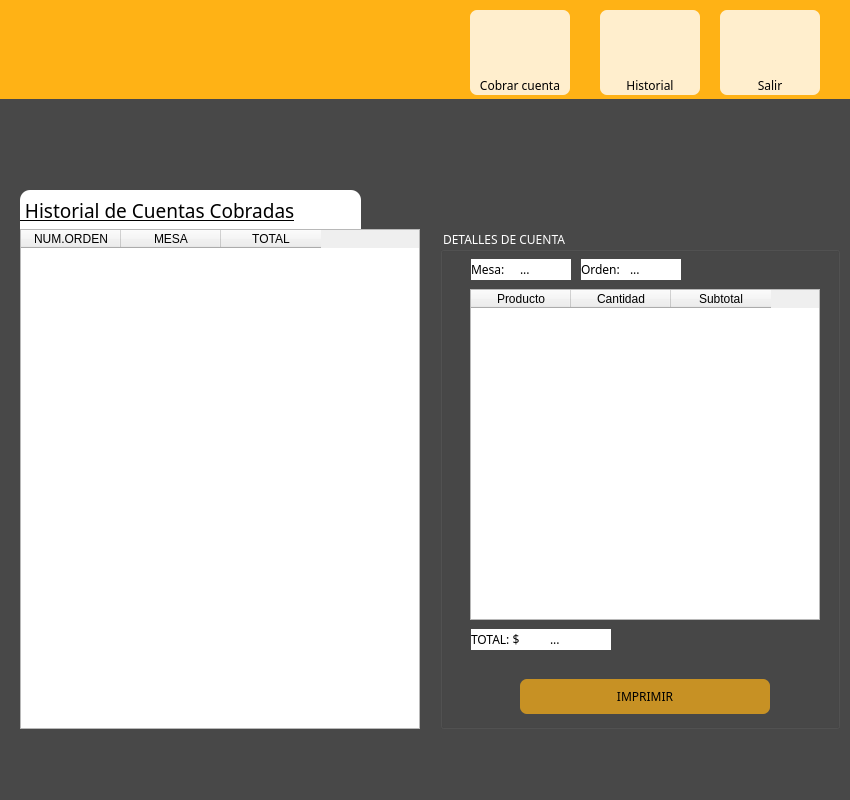
Qt form cajero_menu.ui (DanielPerMon/proyectoSaboreno) before a commit.
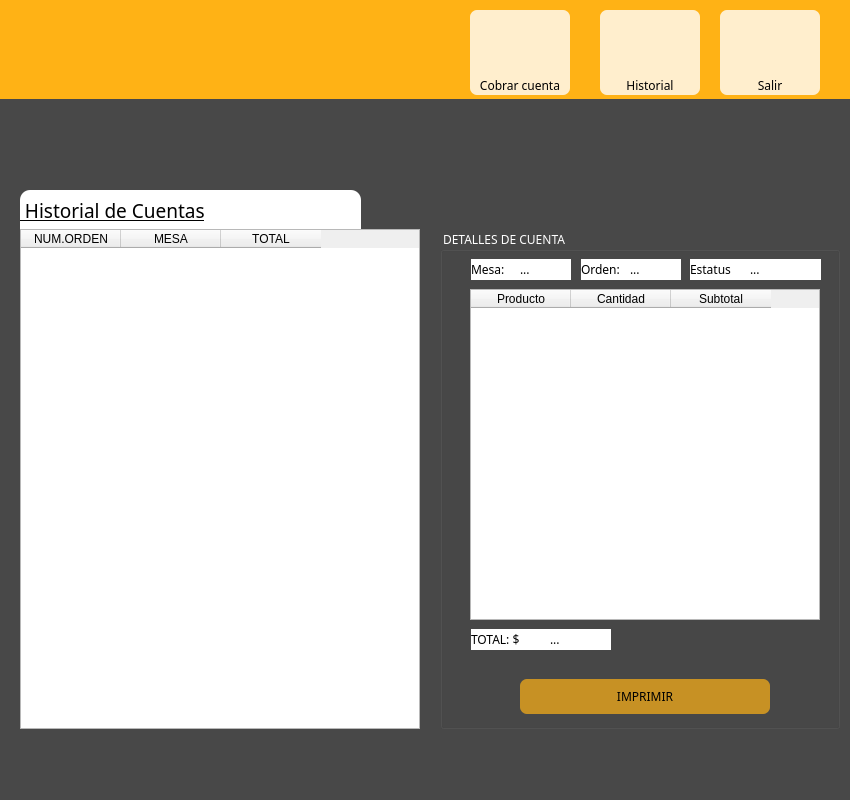
The same form after that commit. The open tabs and pages were chosen to show the change. Icons and pictures are not drawn.

Commit message: pagar, ver historial, eliminar cuenta ok

```diff
--- a/cajero_menu.ui
+++ b/cajero_menu.ui
@@ -700,7 +700,7 @@
 border-top-left-radius:10px 10px;</string>
      </property>
      <property name="text">
-      <string> Historial de Cuentas Cobradas</string>
+      <string> Historial de Cuentas</string>
      </property>
      <property name="alignment">
       <set>Qt::AlignJustify|Qt::AlignVCenter</set>
@@ -959,6 +959,50 @@
        <string>...</string>
       </property>
      </widget>
+     <widget class="QLabel" name="label_9">
+      <property name="geometry">
+       <rect>
+        <x>250</x>
+        <y>30</y>
+        <width>61</width>
+        <height>21</height>
+       </rect>
+      </property>
+      <property name="font">
+       <font>
+        <family>Calisto MT</family>
+        <pointsize>9</pointsize>
+       </font>
+      </property>
+      <property name="styleSheet">
+       <string notr="true">background-color: rgb(255, 255, 255);</string>
+      </property>
+      <property name="text">
+       <string>Estatus</string>
+      </property>
+     </widget>
+     <widget class="QLabel" name="estado_label">
+      <property name="geometry">
+       <rect>
+        <x>310</x>
+        <y>30</y>
+        <width>71</width>
+        <height>21</height>
+       </rect>
+      </property>
+      <property name="font">
+       <font>
+        <family>Calisto MT</family>
+        <pointsize>9</pointsize>
+       </font>
+      </property>
+      <property name="styleSheet">
+       <string notr="true">background-color: rgb(255, 255, 255);</string>
+      </property>
+      <property name="text">
+       <string>...</string>
+      </property>
+     </widget>
     </widget>
     <zorder>label_23</zorder>
     <zorder>group</zorder>
```
Left out of the diff: 6 changed lines with no effect on the pictures. The commit also changes 2 other files.
